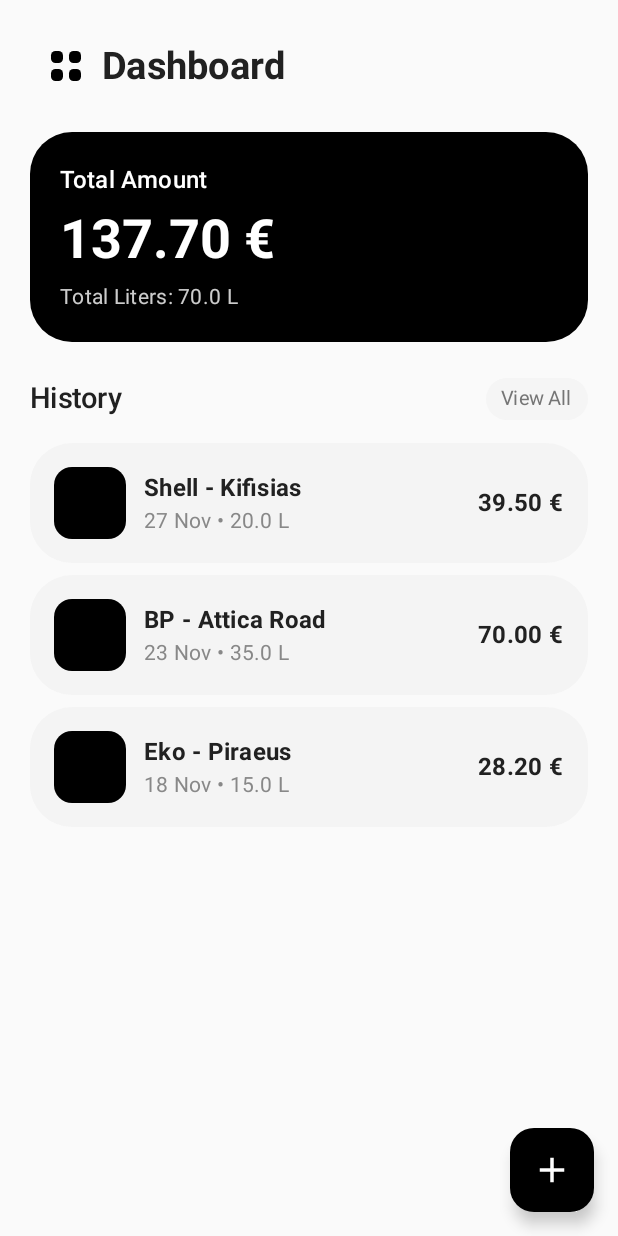
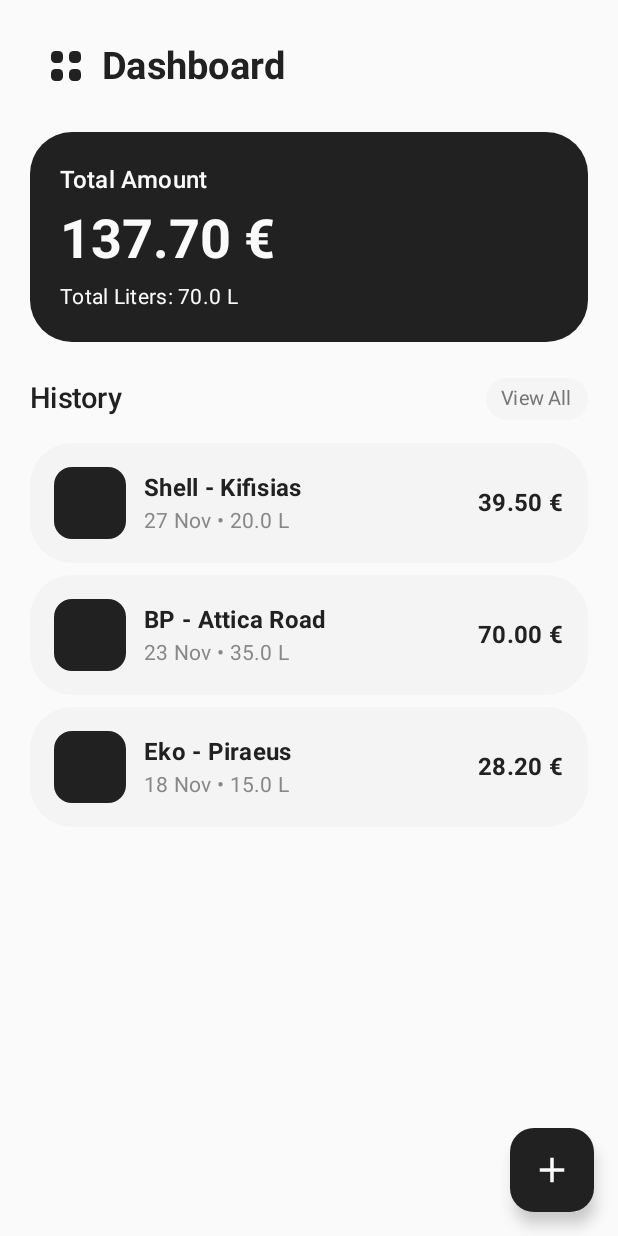
Before and after one commit to RoussosPhilip/App-Receipt-Scanner, an Android app built with Jetpack Compose: the screen it shows after launch (MainActivity), on a phone screen of 412 x 824 dp. Run offline under Robolectric (Android 15) with nearby library versions, the phone set to English and light mode, and no system bars.

Commit message:
FIX: correct missing color updates in dark and light mode

```diff
--- a/app/src/main/java/com/example/receipt_scanner/ui/components/AddButton.kt
+++ b/app/src/main/java/com/example/receipt_scanner/ui/components/AddButton.kt
@@ -7,6 +7,7 @@ import androidx.compose.material.icons.Icons
 import androidx.compose.material.icons.filled.Add
 import androidx.compose.material3.FloatingActionButton
 import androidx.compose.material3.Icon
+import androidx.compose.material3.MaterialTheme
 import androidx.compose.runtime.Composable
 import androidx.compose.ui.Modifier
 import androidx.compose.ui.graphics.Color
@@ -21,8 +22,8 @@ fun AddButton(
         onClick = onClick,
         modifier = modifier.size(56.dp),
         shape = RoundedCornerShape(16.dp),
-        containerColor = Color.Black,
-        contentColor = Color.White
+        containerColor = MaterialTheme.colorScheme.onPrimaryContainer,
+        contentColor = MaterialTheme.colorScheme.background
     ) {
         Icon(
             imageVector = Icons.Default.Add,
--- a/app/src/main/java/com/example/receipt_scanner/ui/components/FuelRecordItem.kt
+++ b/app/src/main/java/com/example/receipt_scanner/ui/components/FuelRecordItem.kt
@@ -35,7 +35,7 @@ fun FuelRecordItem(record: FuelRecord) {
                 modifier = Modifier
                     .size(48.dp)
                     .background(
-                        color = Color.Black,
+                        color = MaterialTheme.colorScheme.onPrimaryContainer,
                         shape = RoundedCornerShape(12.dp)
                     ),
                 contentAlignment = Alignment.Center
--- a/app/src/main/java/com/example/receipt_scanner/ui/components/MenuButton.kt
+++ b/app/src/main/java/com/example/receipt_scanner/ui/components/MenuButton.kt
@@ -9,6 +9,7 @@ import androidx.compose.foundation.layout.padding
 import androidx.compose.foundation.layout.size
 import androidx.compose.foundation.shape.RoundedCornerShape
 import androidx.compose.material3.IconButton
+import androidx.compose.material3.MaterialTheme
 import androidx.compose.runtime.Composable
 import androidx.compose.ui.Modifier
 import androidx.compose.ui.graphics.Color
@@ -35,24 +36,24 @@ fun CustomMenuButton(
                     Box(
                         modifier = Modifier
                             .size(8.dp)
-                            .background(Color.Black, shape = RoundedCornerShape(3.dp))
+                            .background(MaterialTheme.colorScheme.onTertiaryContainer, shape = RoundedCornerShape(3.dp))
                     )
                     Box(
                         modifier = Modifier
                             .size(8.dp)
-                            .background(Color.Black, shape = RoundedCornerShape(3.dp))
+                            .background(MaterialTheme.colorScheme.onTertiaryContainer, shape = RoundedCornerShape(3.dp))
                     )
                 }
                 Row(horizontalArrangement = Arrangement.spacedBy(4.dp)) {
                     Box(
                         modifier = Modifier
                             .size(8.dp)
-                            .background(Color.Black, shape = RoundedCornerShape(3.dp))
+                            .background(MaterialTheme.colorScheme.onTertiaryContainer, shape = RoundedCornerShape(3.dp))
                     )
                     Box(
                         modifier = Modifier
                             .size(8.dp)
-                            .background(Color.Black, shape = RoundedCornerShape(3.dp))
+                            .background(MaterialTheme.colorScheme.onTertiaryContainer, shape = RoundedCornerShape(3.dp))
                     )
                 }
             }
--- a/app/src/main/java/com/example/receipt_scanner/ui/components/SummaryCard.kt
+++ b/app/src/main/java/com/example/receipt_scanner/ui/components/SummaryCard.kt
@@ -22,7 +22,7 @@ fun SummaryCard(
         modifier = modifier
             .fillMaxWidth()
             .height(140.dp),
-        colors = CardDefaults.cardColors(containerColor = Color.Black),
+        colors = CardDefaults.cardColors(MaterialTheme.colorScheme.onTertiaryContainer),
         shape = RoundedCornerShape(28.dp)
     ) {
         Column(
@@ -33,18 +33,18 @@ fun SummaryCard(
         ) {
             Text(
                 text = "Total Amount",
-                color = Color.White,
+                color = MaterialTheme.colorScheme.background,
                 style = MaterialTheme.typography.titleMedium
             )
             Text(
                 text = String.format("%.2f €", totalAmount),
-                color = Color.White,
+                color = MaterialTheme.colorScheme.background,
                 style = MaterialTheme.typography.displaySmall,
                 fontWeight = FontWeight.Bold
             )
             Text(
                 text = "Total Liters: %.1f L".format(totalLiters),
-                color = Color.White.copy(alpha = 0.8f),
+                color = MaterialTheme.colorScheme.background,
                 style = MaterialTheme.typography.bodyMedium
             )
         }
--- a/app/src/main/java/com/example/receipt_scanner/ui/theme/Theme.kt
+++ b/app/src/main/java/com/example/receipt_scanner/ui/theme/Theme.kt
@@ -66,7 +66,8 @@ private val DarkColorScheme = darkColorScheme(
     onError = Neutral10,
 
     outline = Neutral40,
-    outlineVariant = Neutral30
+    outlineVariant = Neutral30,
+
 )
 
 @Composable
```
